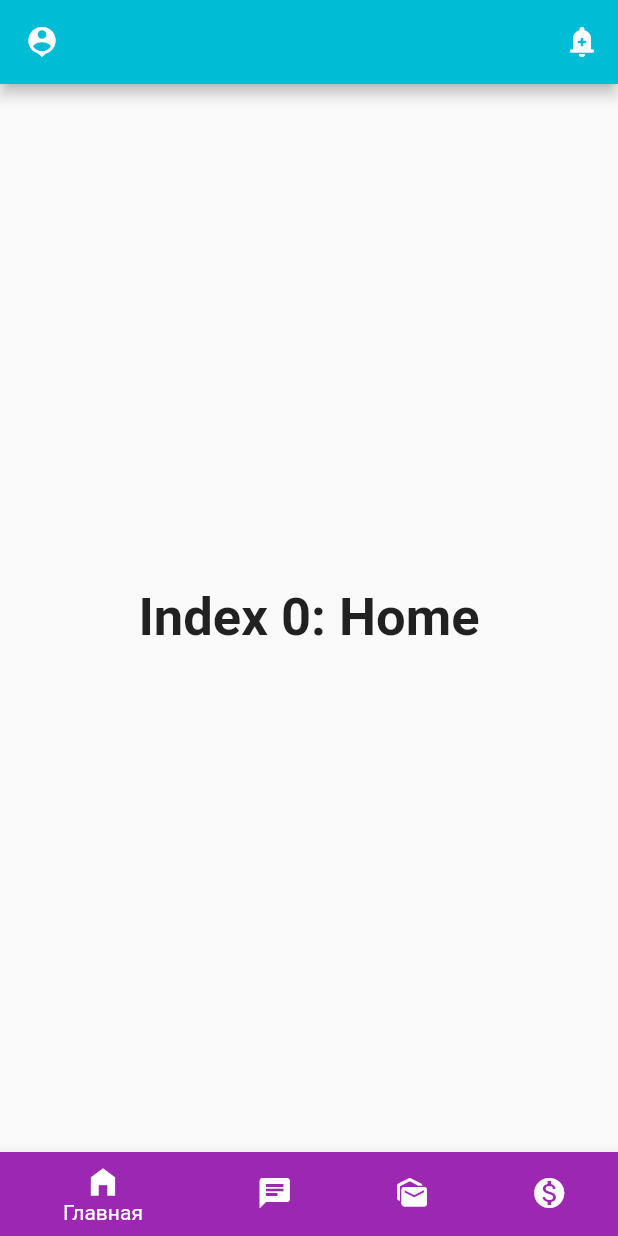
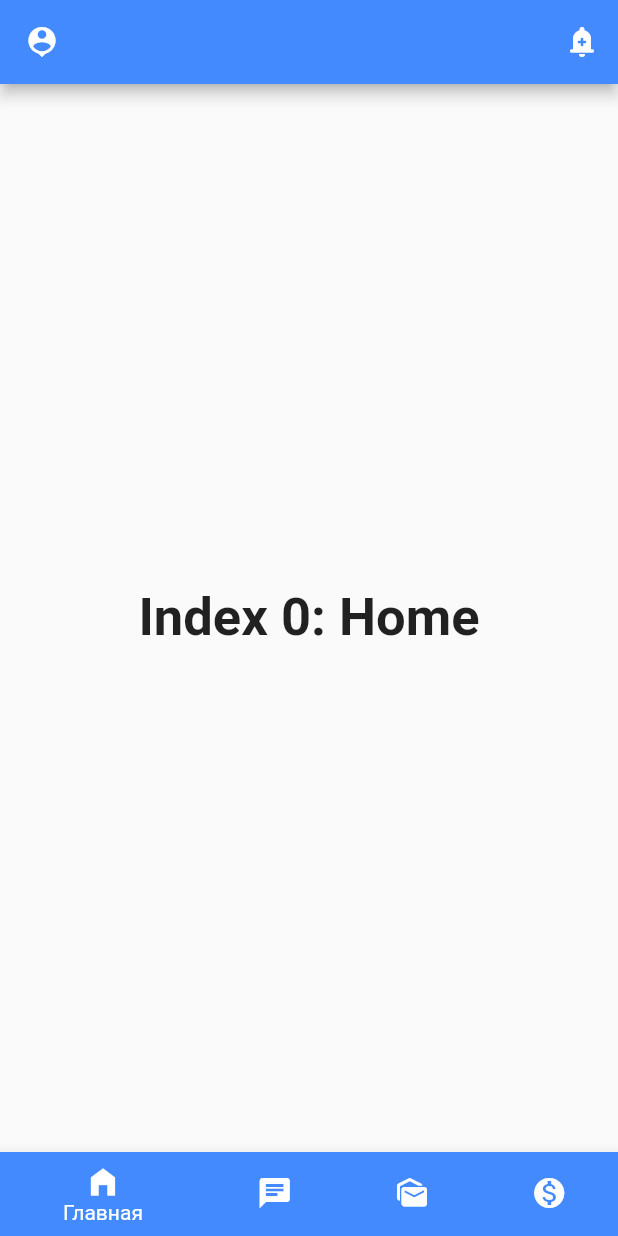
Before and after one commit to shuyanov/CommandProjectForHackathon, a Flutter app: the screen it shows after launch, on a phone screen of 412 x 824 dp. Run offline on Flutter 3.47's test engine with Material 2 defaults, Android fonts, the phone set to English and light mode, and no system bars.

Commit message:
добавление функционала уведомлялкам

```diff
--- a/flutter/lib/Bar/BottomBar.dart
+++ b/flutter/lib/Bar/BottomBar.dart
@@ -39,7 +39,7 @@ class _MyStatefulWidgetState extends State<MyStatefulWidget> {
   Widget build(BuildContext context) {
     return Scaffold(
       appBar: AppBar(
-        backgroundColor: Colors.cyan,
+        backgroundColor: Colors.blueAccent,
         leading: IconButton(
           icon: const Icon(Icons.person_pin),
           tooltip: 'Профиль',
@@ -49,7 +49,7 @@ class _MyStatefulWidgetState extends State<MyStatefulWidget> {
                   return Scaffold(
                     appBar: AppBar(
                       title: const Text('Профиль'),
-                      backgroundColor: Colors.cyan,
+                      backgroundColor: Colors.blueAccent,
                     ),
                     body: SafeArea(
                       child: Row(
@@ -78,7 +78,18 @@ class _MyStatefulWidgetState extends State<MyStatefulWidget> {
           IconButton(
             icon: const Icon(Icons.add_alert_rounded),
             tooltip: 'Уведомления',
-            onPressed: () {},
+            onPressed: () {
+              Navigator.push(context, MaterialPageRoute<void>(
+                builder: (BuildContext){
+                  return Scaffold(
+                    appBar: AppBar(
+                      title: const Text('Уведомления'),
+                      backgroundColor: Colors.blueAccent,
+                    ),
+                  );
+                }
+              ));
+            },
           )
         ],
       ),
@@ -86,26 +97,26 @@ class _MyStatefulWidgetState extends State<MyStatefulWidget> {
         child: _WidgetOption.elementAt(_selectedIndex),
       ),
       bottomNavigationBar: BottomNavigationBar(
-        items: const <BottomNavigationBarItem> [
+        items: <BottomNavigationBarItem> [
           BottomNavigationBarItem(
             icon: Icon(Icons.home_filled),
             label: 'Главная',
-            backgroundColor: Colors.purple,
+            backgroundColor: Colors.blueAccent,
           ),
           BottomNavigationBarItem(
             icon: Icon(Icons.chat),
             label: 'Чаты',
-            backgroundColor: Colors.green,
+            backgroundColor: Colors.blue.shade800,
           ),
           BottomNavigationBarItem(
             icon: Icon(Icons.mark_as_unread),
             label: 'Заявки',
-            backgroundColor: Colors.amber,
+            backgroundColor: Colors.purple.shade500,
           ),
           BottomNavigationBarItem(
             icon: Icon(Icons.monetization_on),
             label: 'Оплата',
-            backgroundColor: Colors.redAccent,
+            backgroundColor: Colors.yellow.shade700,
           ),
         ],
         currentIndex: _selectedIndex,
```
